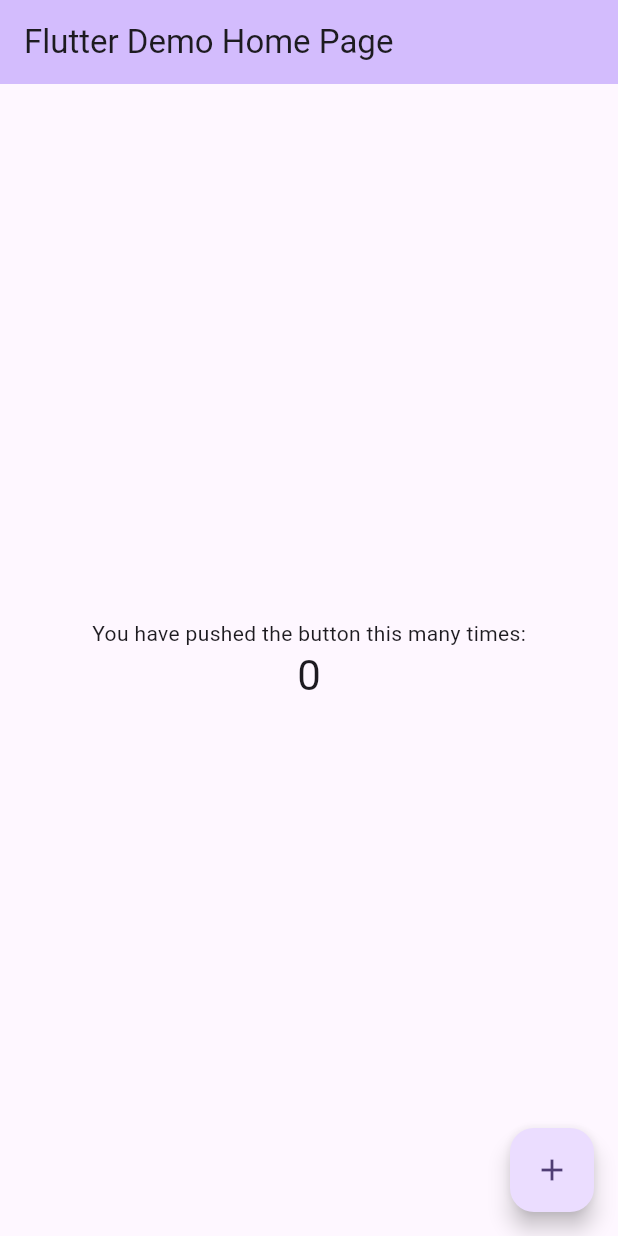
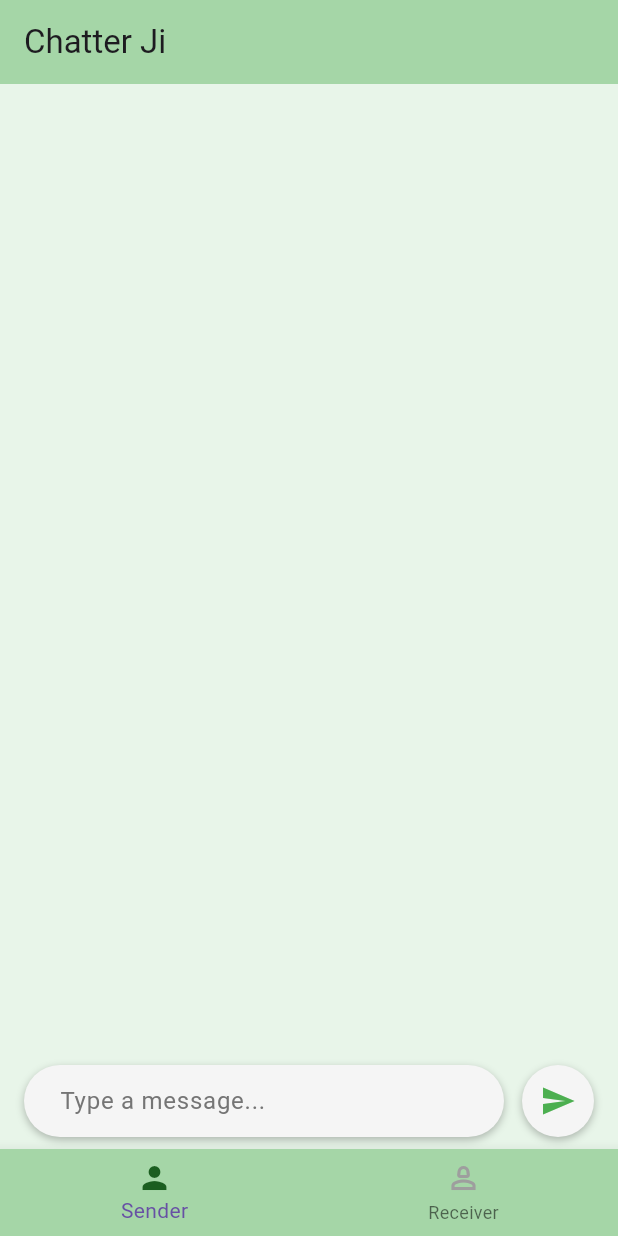
Before and after one commit to DKVekariya/flutter_practical_13, a Flutter app: the screen it shows after launch, on a phone screen of 412 x 824 dp. Run offline on Flutter 3.47's test engine with Material 3 defaults, Android fonts, the phone set to English and light mode, and no system bars.

Commit message:
created chat app with sender and receiver

```diff
--- /dev/null
+++ b/lib/data/models/chat_model.dart
@@ -0,0 +1,45 @@
+import 'package:flutter_practical_13/data/models/user.dart';
+import 'message.dart';
+
+class ChatModel {
+  final User sender;
+  final User receiver;
+  final String chatId;
+  final List<Message> _messages = [];
+
+  ChatModel({
+    required this.sender,
+    required this.receiver,
+    required this.chatId,
+  });
+
+  void sendMessage(String content, MessageType messageType, User sentBy, User sentTo) {
+    final message = Message(
+      chatId: chatId,
+      sentBy: sentBy,
+      sentTo: sentTo,
+      content: content,
+      timestamp: DateTime.now(),
+      messageType: messageType,
+      status: MessageStatus.sent,
+    );
+    _messages.add(message);
+  }
+
+  void markMessageDelivered(int messageIndex) {
+    if (messageIndex >= 0 && messageIndex < _messages.length) {
+      _messages[messageIndex].status = MessageStatus.delivered;
+    }
+  }
+
+  void markMessageRead(int messageIndex) {
+    if (messageIndex >= 0 && messageIndex < _messages.length) {
+      _messages[messageIndex].status = MessageStatus.read;
+    }
+  }
+
+  List<Message> getChatMessages() {
+    _messages.sort((a, b) => b.timestamp.compareTo(a.timestamp));
+    return _messages;
+  }
+}
--- /dev/null
+++ b/lib/data/models/message.dart
@@ -0,0 +1,34 @@
+import 'package:flutter_practical_13/data/models/user.dart';
+
+class Message {
+  final String chatId;
+  final User sentBy;
+  final User sentTo;
+  final String content;
+  final DateTime timestamp;
+  final MessageType messageType;
+  late final MessageStatus status;
+
+  Message({
+    required this.chatId,
+    required this.sentBy,
+    required this.sentTo,
+    required this.content,
+    required this.timestamp,
+    required this.messageType,
+    required this.status,
+  });
+}
+
+enum MessageStatus {
+  sent,
+  delivered,
+  read,
+}
+
+enum MessageType {
+  text,
+  image,
+  video,
+  file,
+}
--- /dev/null
+++ b/lib/data/models/user.dart
@@ -0,0 +1,9 @@
+class User {
+  final String id;
+  final String name;
+
+  User({
+    required this.id,
+    required this.name,
+  });
+}
--- /dev/null
+++ b/lib/data/repositories/chat_provider.dart
@@ -0,0 +1,22 @@
+import 'package:flutter/material.dart';
+import '../models/chat_model.dart';
+import '../models/user.dart';
+
+
+class MessageProvider extends ChangeNotifier {
+  late ChatModel chatModel;
+
+  MessageProvider() {
+    final userA = User(id: '1', name: 'Chano');
+    final userB = User(id: '2', name: 'Mago');
+    chatModel = ChatModel(
+      sender: userA,
+      receiver: userB,
+      chatId: 'chat_1_2',
+    );
+  }
+
+  void notify() {
+    notifyListeners();
+  }
+}
--- a/lib/main.dart
+++ b/lib/main.dart
@@ -1,7 +1,19 @@
 import 'package:flutter/material.dart';
+import 'package:flutter_practical_13/ui/receiver_chat_screen.dart';
+import 'package:flutter_practical_13/ui/sender_chat_screen.dart';
+import 'package:flutter_practical_13/ui/styles/theme_data.dart';
+import 'package:provider/provider.dart';
+import 'data/repositories/chat_provider.dart';
+
+final Color primaryColor = Colors.green[200]!;
 
 void main() {
-  runApp(const MyApp());
+  runApp(
+    ChangeNotifierProvider(
+      create: (_) => MessageProvider(),
+      child: const MyApp(),
+    ),
+  );
 }
 
 class MyApp extends StatelessWidget {
@@ -10,31 +22,32 @@ class MyApp extends StatelessWidget {
   @override
   Widget build(BuildContext context) {
     return MaterialApp(
-      title: 'Flutter Demo',
-      theme: ThemeData(
-        colorScheme: ColorScheme.fromSeed(seedColor: Colors.deepPurple),
-        useMaterial3: true,
-      ),
-      home: const MyHomePage(title: 'Flutter Demo Home Page'),
+      theme: lightTheme,
+      home: const MainScreen(),
     );
   }
 }
 
-class MyHomePage extends StatefulWidget {
-  const MyHomePage({super.key, required this.title});
-
-  final String title;
+class MainScreen extends StatefulWidget {
+  const MainScreen({super.key});
 
   @override
-  State<MyHomePage> createState() => _MyHomePageState();
+  State<MainScreen> createState() => _MainScreenState();
 }
 
-class _MyHomePageState extends State<MyHomePage> {
-  int _counter = 0;
+class _MainScreenState extends State<MainScreen> {
+  int _currentIndex = 0; // Track the current selected tab
 
-  void _incrementCounter() {
+  // List of screens (Sender and Receiver)
+  final List<Widget> _screens = const [
+    SenderScreen(),
+    ReceiverScreen(),
+  ];
+
+  // Handle tab change
+  void _onTabTapped(int index) {
     setState(() {
-      _counter++;
+      _currentIndex = index;
     });
   }
 
@@ -42,27 +55,24 @@ class _MyHomePageState extends State<MyHomePage> {
   Widget build(BuildContext context) {
     return Scaffold(
       appBar: AppBar(
-        backgroundColor: Theme.of(context).colorScheme.inversePrimary,
-        title: Text(widget.title),
+        title: const Text('Chatter Ji'),
+        backgroundColor: primaryColor,
       ),
-      body: Center(
-        child: Column(
-          mainAxisAlignment: MainAxisAlignment.center,
-          children: <Widget>[
-            const Text(
-              'You have pushed the button this many times:',
-            ),
-            Text(
-              '$_counter',
-              style: Theme.of(context).textTheme.headlineMedium,
-            ),
-          ],
-        ),
-      ),
-      floatingActionButton: FloatingActionButton(
-        onPressed: _incrementCounter,
-        tooltip: 'Increment',
-        child: const Icon(Icons.add),
+      body: _screens[_currentIndex],
+      bottomNavigationBar: BottomNavigationBar(
+        currentIndex: _currentIndex,
+        onTap: _onTabTapped,
+        backgroundColor: primaryColor,
+        items: [
+          BottomNavigationBarItem(
+            icon: Icon(_currentIndex == 0 ? Icons.person : Icons.person_2_outlined, color: _currentIndex == 0 ? Colors.green[900] : Colors.grey,),
+            label: 'Sender',
+          ),
+          BottomNavigationBarItem(
+            icon: Icon(_currentIndex == 1 ? Icons.person : Icons.person_2_outlined, color: _currentIndex == 1 ? Colors.green[900] : Colors.grey,),
+            label: 'Receiver',
+          ),
+        ],
       ),
     );
   }
--- /dev/null
+++ b/lib/ui/sender_chat_screen.dart
@@ -0,0 +1,37 @@
+import 'package:flutter/material.dart';
+import 'package:flutter_practical_13/ui/ui_component/chat_screen.dart';
+import 'package:provider/provider.dart';
+import '../data/models/message.dart';
+import '../data/repositories/chat_provider.dart';
+
+class SenderScreen extends StatefulWidget {
+  const SenderScreen({super.key});
+
+  @override
+  State<SenderScreen> createState() => _SenderScreenState();
+}
+
+class _SenderScreenState extends State<SenderScreen> {
+  @override
+  Widget build(BuildContext context) {
+    final messageProvider = Provider.of<MessageProvider>(context);
+    final chat = messageProvider.chatModel;
+
+    TextEditingController controller = TextEditingController();
+
+    return Scaffold(
+      body: ChatScreen(controller: controller,
+          messages: chat.getChatMessages(),
+          user: chat.sender,
+          onSend: (){
+            if (controller.text.isNotEmpty) {
+              setState(() {
+                chat.sendMessage(controller.text, MessageType.text,
+                    chat.sender, chat.receiver);
+                controller.clear();
+              });
+            }
+      }),
+    );
+  }
+}
--- /dev/null
+++ b/lib/ui/styles/theme_data.dart
@@ -0,0 +1,11 @@
+import 'package:flutter/material.dart';
+
+ThemeData lightTheme = ThemeData(
+  brightness: Brightness.light,
+  primaryColor: Colors.green,
+  textTheme: const TextTheme(
+    bodyLarge: TextStyle(color: Colors.black),
+    bodyMedium: TextStyle(color: Colors.black),
+    bodySmall: TextStyle(color: Colors.black),
+  ),
+);
--- /dev/null
+++ b/lib/ui/ui_component/chat_screen.dart
@@ -0,0 +1,47 @@
+import 'package:flutter/material.dart';
+import 'package:flutter_practical_13/ui/ui_component/message_input_widget.dart';
+import '../../data/models/message.dart';
+import '../../data/models/user.dart';
+import 'message_bubble.dart';
+
+class ChatScreen extends StatelessWidget {
+  final TextEditingController controller;
+  final List<Message> messages;
+  final User user;
+  final Function() onSend;
+  const ChatScreen({super.key,
+    required this.controller,
+    required this.messages,
+    required this.user,
+    required this.onSend
+  });
+
+  @override
+  Widget build(BuildContext context) {
+    return Container(
+      decoration: BoxDecoration(
+        color: Colors.green[50],
+      ),
+      child: Column(
+        children: [
+          Expanded(
+            child: ListView.builder(
+              reverse: true,
+              itemCount: messages.length,
+              itemBuilder: (context, index) {
+                final message = messages[index];
+                final isSender = message.sentBy.id == user.id;
+                return MessageBubble(
+                  message: message,
+                  isSender: isSender,
+                );
+              },
+            ),
+          ),
+         MessageInputWidget(controller: controller,
+             onSend: onSend)
+        ],
+      ),
+    );
+  }
+}
--- /dev/null
+++ b/lib/ui/ui_component/message_input_widget.dart
@@ -0,0 +1,83 @@
+
+import 'package:flutter/material.dart';
+
+import '../../main.dart';
+
+class MessageInputWidget extends StatelessWidget {
+  final TextEditingController controller;
+  final Function onSend;
+
+  const MessageInputWidget({
+    super.key,
+    required this.controller,
+    required this.onSend,
+  });
+
+  @override
+  Widget build(BuildContext context) {
+    return Padding(
+      padding: const EdgeInsets.symmetric(horizontal: 16.0, vertical: 8.0),
+      child: Row(
+        children: [
+          Expanded(
+            child: Container(
+              decoration: BoxDecoration(
+                color: Colors.grey[100],
+                borderRadius: BorderRadius.circular(30.0),
+                boxShadow: [
+                  BoxShadow(
+                    color: Colors.black26,
+                    blurRadius: 4.0,
+                    offset: Offset(0, 2),
+                  ),
+                ],
+              ),
+              child: Padding(
+                padding: const EdgeInsets.symmetric(horizontal: 8.0),
+                child: ConstrainedBox(
+                  constraints: BoxConstraints(maxHeight: 250), // Limit max height
+                  child: SingleChildScrollView(
+                    child: TextField(
+                      controller: controller,
+                      maxLines: null, // Allow the TextField to expand vertically
+                      minLines: 1, // Set a minimum number of lines
+                      decoration: InputDecoration(
+                        hintText: 'Type a message...',
+                        hintStyle: TextStyle(color: Colors.grey[600]),
+                        border: InputBorder.none,
+                        contentPadding: const EdgeInsets.symmetric(vertical: 12.0, horizontal: 16.0),
+                      ),
+                    ),
+                  ),
+                ),
+              ),
+            ),
+          ),
+          SizedBox(width: 12.0),
+          Container(
+            decoration: BoxDecoration(
+              color: Colors.grey[100],
+              borderRadius: BorderRadius.circular(30.0),
+              boxShadow: [
+                BoxShadow(
+                  color: Colors.black26,
+                  blurRadius: 4.0,
+                  offset: Offset(0, 2),
+                ),
+              ],
+            ),
+            child: IconButton(
+              icon: Icon(
+                Icons.send,
+                color: Colors.green,
+              ),
+              onPressed: () {
+                onSend();
+              },
+            ),
+          ),
+        ],
+      ),
+    );
+  }
+}
--- a/pubspec.yaml
+++ b/pubspec.yaml
@@ -34,6 +34,8 @@ dependencies:
   # The following adds the Cupertino Icons font to your application.
   # Use with the CupertinoIcons class for iOS style icons.
   cupertino_icons: ^1.0.8
+  provider: ^6.1.2
+  intl: ^0.20.2
 
 dev_dependencies:
   flutter_test:
```
Also changed, not shown: lib/ui/receiver_chat_screen.dart (added, +36 -0 lines), lib/ui/ui_component/message_bubble.dart (added, +117 -0 lines), pubspec.lock.
